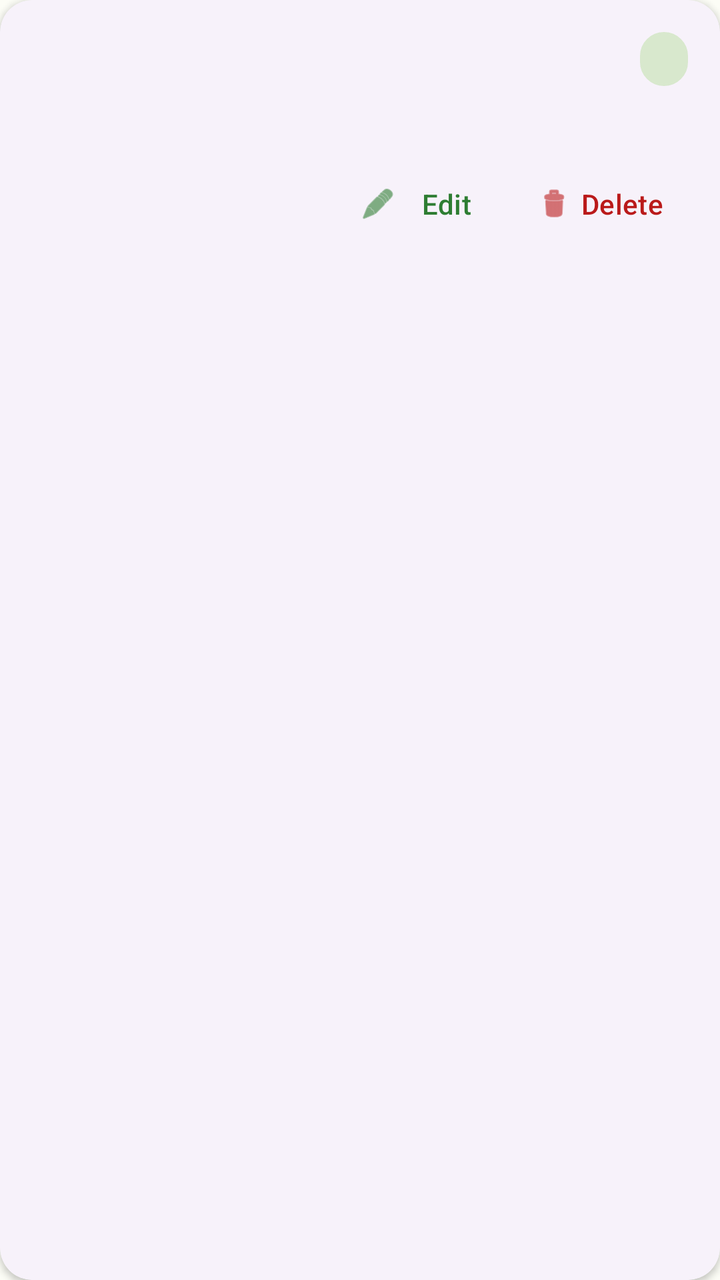
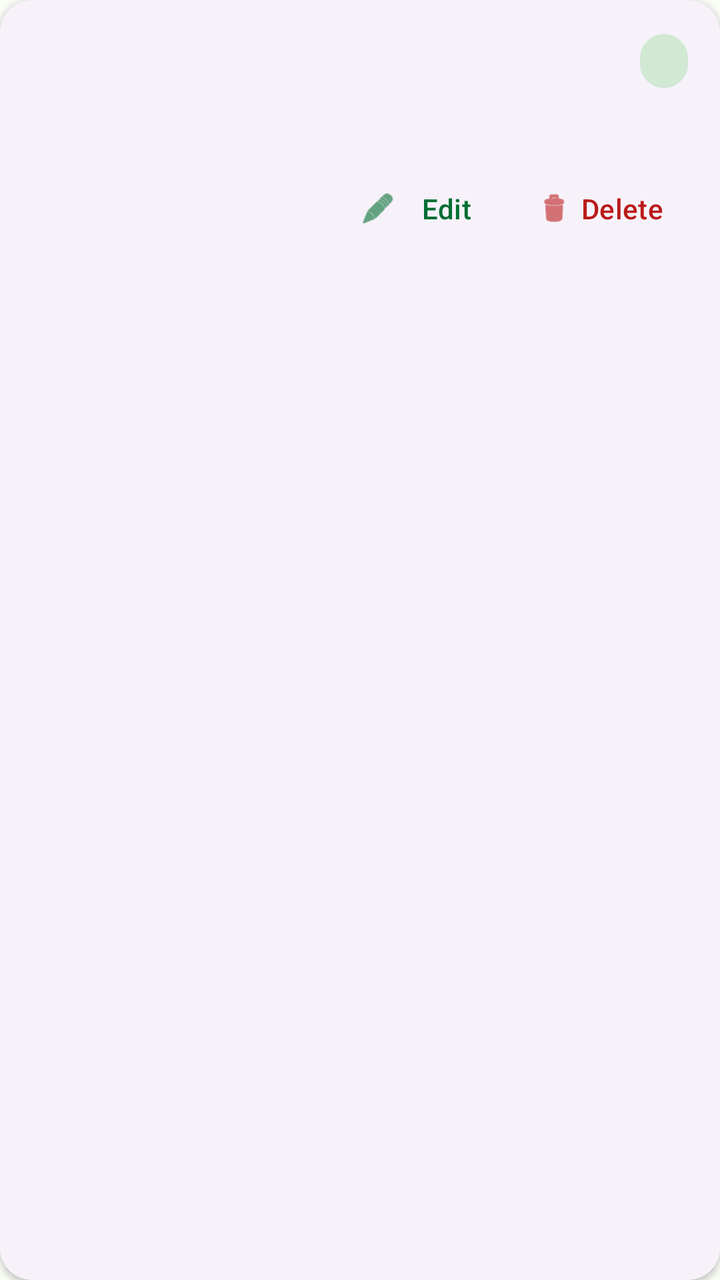

Two renders of the same Android screen: before a commit and after it. Below are the layout's source before the change and the commit's diff.
<!-- AndroidManifest.xml: application theme Theme.SmartPantry -->
<!-- res/layout/row_pantry_item.xml -->
<?xml version="1.0" encoding="utf-8"?>
<com.google.android.material.card.MaterialCardView xmlns:android="http://schemas.android.com/apk/res/android"
    xmlns:app="http://schemas.android.com/apk/res-auto"
    android:layout_width="match_parent"
    android:layout_height="wrap_content"
    android:layout_marginStart="16dp"
    android:layout_marginTop="8dp"
    android:layout_marginEnd="16dp"
    android:layout_marginBottom="8dp"
    app:cardCornerRadius="16dp"
    app:cardElevation="2dp"
    app:strokeWidth="0dp">

    <LinearLayout
        android:layout_width="match_parent"
        android:layout_height="wrap_content"
        android:orientation="vertical"
        android:padding="16dp">

        <LinearLayout
            android:layout_width="match_parent"
            android:layout_height="wrap_content"
            android:gravity="center_vertical"
            android:orientation="horizontal">

            <TextView
                android:id="@+id/itemName"
                android:layout_width="0dp"
                android:layout_height="wrap_content"
                android:layout_weight="1"
                android:textAppearance="?attr/textAppearanceTitleMedium"
                android:textColor="?attr/colorOnSurface"
                android:textStyle="bold" />

            <TextView
                android:id="@+id/itemBadge"
                android:layout_width="wrap_content"
                android:layout_height="wrap_content"
                android:background="@drawable/bg_badge"
                android:backgroundTint="?attr/colorSecondaryContainer"
                android:paddingStart="12dp"
                android:paddingTop="4dp"
                android:paddingEnd="12dp"
                android:paddingBottom="4dp"
                android:textColor="?attr/colorOnSecondaryContainer"
                android:textAppearance="?attr/textAppearanceLabelLarge"
                android:textStyle="bold" />
        </LinearLayout>

        <TextView
            android:id="@+id/itemDetails"
            android:layout_width="match_parent"
            android:layout_height="wrap_content"
            android:layout_marginTop="4dp"
            android:textAppearance="?attr/textAppearanceBodyMedium"
            android:textColor="?attr/colorOnSurfaceVariant" />

        <LinearLayout
            android:layout_width="match_parent"
            android:layout_height="wrap_content"
            android:layout_marginTop="12dp"
            android:gravity="end"
            android:orientation="horizontal">

            <com.google.android.material.button.MaterialButton
                android:id="@+id/editButton"
                style="@style/Widget.Material3.Button.TextButton"
                android:layout_width="wrap_content"
                android:layout_height="wrap_content"
                android:text="Edit"
                app:icon="@android:drawable/ic_menu_edit" />

            <com.google.android.material.button.MaterialButton
                android:id="@+id/deleteButton"
                style="@style/Widget.Material3.Button.TextButton"
                android:layout_width="wrap_content"
                android:layout_height="wrap_content"
                android:text="Delete"
                android:textColor="?attr/colorError"
                app:icon="@android:drawable/ic_menu_delete"
                app:iconTint="?attr/colorError" />
        </LinearLayout>
    </LinearLayout>
</com.google.android.material.card.MaterialCardView>
<!-- resources referenced by this layout -->
<resources>
  <!-- drawable bg_badge (drawable) -->
  <?xml version="1.0" encoding="utf-8"?>
  <shape xmlns:android="http://schemas.android.com/apk/res/android"
      android:shape="rectangle">
      <solid android:color="@color/green_light" />
      <corners android:radius="16dp" />
      <stroke android:width="1dp" android:color="@color/green_primary" />
  </shape>
  <style name="Theme.SmartPantry" parent="Theme.Material3.DayNight.NoActionBar">
          <item name="colorPrimary">@color/md_theme_primary</item>
          <item name="colorOnPrimary">@color/md_theme_onPrimary</item>
          <item name="colorPrimaryContainer">@color/md_theme_primaryContainer</item>
          <item name="colorOnPrimaryContainer">@color/md_theme_onPrimaryContainer</item>
  
          <item name="colorSecondary">@color/md_theme_secondary</item>
          <item name="colorOnSecondary">@color/md_theme_onSecondary</item>
          <item name="colorSecondaryContainer">@color/md_theme_secondaryContainer</item>
          <item name="colorOnSecondaryContainer">@color/md_theme_onSecondaryContainer</item>
  
          <item name="colorError">@color/md_theme_error</item>
          <item name="colorOnError">@color/md_theme_onError</item>
          <item name="colorErrorContainer">@color/md_theme_errorContainer</item>
          <item name="colorOnErrorContainer">@color/md_theme_onErrorContainer</item>
  
          <item name="android:windowBackground">@color/md_theme_background</item>
          <item name="colorSurface">@color/md_theme_surface</item>
          <item name="colorOnSurface">@color/md_theme_onSurface</item>
          <item name="colorSurfaceVariant">@color/md_theme_surfaceVariant</item>
          <item name="colorOnSurfaceVariant">@color/md_theme_onSurfaceVariant</item>
          <item name="colorOutline">@color/md_theme_outline</item>
  
          
          <item name="materialCardViewStyle">@style/Widget.Material3.CardView.Elevated</item>
      </style>
  <color name="green_light">#E8F5E9</color>
  <color name="green_primary">#2E7D32</color>
  <color name="md_theme_primary">#2E7D32</color>
  <color name="md_theme_onPrimary">#FFFFFF</color>
  <color name="md_theme_primaryContainer">#C8E6C9</color>
  <color name="md_theme_onPrimaryContainer">#002107</color>
  <color name="md_theme_secondary">#55634E</color>
  <color name="md_theme_onSecondary">#FFFFFF</color>
  <color name="md_theme_secondaryContainer">#D8E8CD</color>
  <color name="md_theme_onSecondaryContainer">#131F0F</color>
  <color name="md_theme_error">#BA1A1A</color>
  <color name="md_theme_onError">#FFFFFF</color>
  <color name="md_theme_errorContainer">#FFDAD6</color>
  <color name="md_theme_onErrorContainer">#410002</color>
  <color name="md_theme_background">#FCFDF6</color>
  <color name="md_theme_surface">#FCFDF6</color>
  <color name="md_theme_onSurface">#1A1C19</color>
  <color name="md_theme_surfaceVariant">#DFE4D7</color>
  <color name="md_theme_onSurfaceVariant">#43483E</color>
  <color name="md_theme_outline">#73796D</color>
</resources>

<!-- the commit's change to res/layout/row_pantry_item.xml (unified diff, before → after) -->
@@ -28,8 +28,8 @@
                 android:layout_width="0dp"
                 android:layout_height="wrap_content"
                 android:layout_weight="1"
-                android:textAppearance="?attr/textAppearanceTitleMedium"
-                android:textColor="?attr/colorOnSurface"
+                android:textAppearance="?attr/textAppearanceTitleLarge"
+                android:textColor="?attr/colorPrimary"
                 android:textStyle="bold" />
 
             <TextView
<!-- resource entries referenced after the edit -->
@@ -9,50 +9,51 @@
       <stroke android:width="1dp" android:color="@color/green_primary" />
   </shape>
   <style name="Theme.SmartPantry" parent="Theme.Material3.DayNight.NoActionBar">
-          <item name="colorPrimary">@color/md_theme_primary</item>
-          <item name="colorOnPrimary">@color/md_theme_onPrimary</item>
-          <item name="colorPrimaryContainer">@color/md_theme_primaryContainer</item>
-          <item name="colorOnPrimaryContainer">@color/md_theme_onPrimaryContainer</item>
+          <item name="colorPrimary">@color/primary</item>
+          <item name="colorOnPrimary">@color/onPrimary</item>
+          <item name="colorPrimaryContainer">@color/primaryContainer</item>
+          <item name="colorOnPrimaryContainer">@color/onPrimaryContainer</item>
   
-          <item name="colorSecondary">@color/md_theme_secondary</item>
-          <item name="colorOnSecondary">@color/md_theme_onSecondary</item>
-          <item name="colorSecondaryContainer">@color/md_theme_secondaryContainer</item>
-          <item name="colorOnSecondaryContainer">@color/md_theme_onSecondaryContainer</item>
+          <item name="colorSecondary">@color/secondary</item>
+          <item name="colorOnSecondary">@color/onSecondary</item>
+          <item name="colorSecondaryContainer">@color/secondaryContainer</item>
+          <item name="colorOnSecondaryContainer">@color/onSecondaryContainer</item>
   
-          <item name="colorError">@color/md_theme_error</item>
-          <item name="colorOnError">@color/md_theme_onError</item>
-          <item name="colorErrorContainer">@color/md_theme_errorContainer</item>
-          <item name="colorOnErrorContainer">@color/md_theme_onErrorContainer</item>
+          <item name="colorSurface">@color/surface</item>
+          <item name="colorOnSurface">@color/onSurface</item>
+          <item name="colorSurfaceVariant">@color/surfaceVariant</item>
+          <item name="colorOnSurfaceVariant">@color/onSurfaceVariant</item>
+          <item name="colorOutline">@color/outline</item>
+          <item name="colorError">@color/error</item>
+          <item name="colorOnError">@color/onError</item>
   
-          <item name="android:windowBackground">@color/md_theme_background</item>
-          <item name="colorSurface">@color/md_theme_surface</item>
-          <item name="colorOnSurface">@color/md_theme_onSurface</item>
-          <item name="colorSurfaceVariant">@color/md_theme_surfaceVariant</item>
-          <item name="colorOnSurfaceVariant">@color/md_theme_onSurfaceVariant</item>
-          <item name="colorOutline">@color/md_theme_outline</item>
+          <item name="android:windowBackground">@color/surface</item>
+          <item name="android:textColorPrimary">@color/onSurface</item>
+  
+          <item name="toolbarStyle">@style/Widget.Material3.Toolbar</item>
+          <item name="materialCardViewStyle">@style/Widget.Material3.CardView.Elevated</item>
   
           
-          <item name="materialCardViewStyle">@style/Widget.Material3.CardView.Elevated</item>
+          <item name="android:textColorSecondary">@color/onSurfaceVariant</item>
+          <item name="editTextColor">@color/onSurface</item>
+          <item name="android:editTextColor">@color/onSurface</item>
       </style>
-  <color name="green_light">#E8F5E9</color>
-  <color name="green_primary">#2E7D32</color>
-  <color name="md_theme_primary">#2E7D32</color>
-  <color name="md_theme_onPrimary">#FFFFFF</color>
-  <color name="md_theme_primaryContainer">#C8E6C9</color>
-  <color name="md_theme_onPrimaryContainer">#002107</color>
-  <color name="md_theme_secondary">#55634E</color>
-  <color name="md_theme_onSecondary">#FFFFFF</color>
-  <color name="md_theme_secondaryContainer">#D8E8CD</color>
-  <color name="md_theme_onSecondaryContainer">#131F0F</color>
-  <color name="md_theme_error">#BA1A1A</color>
-  <color name="md_theme_onError">#FFFFFF</color>
-  <color name="md_theme_errorContainer">#FFDAD6</color>
-  <color name="md_theme_onErrorContainer">#410002</color>
-  <color name="md_theme_background">#FCFDF6</color>
-  <color name="md_theme_surface">#FCFDF6</color>
-  <color name="md_theme_onSurface">#1A1C19</color>
-  <color name="md_theme_surfaceVariant">#DFE4D7</color>
-  <color name="md_theme_onSurfaceVariant">#43483E</color>
-  <color name="md_theme_outline">#73796D</color>
+  <color name="green_light">#97F7AA</color>
+  <color name="green_primary">#006D31</color>
+  <color name="primary">#006D31</color>
+  <color name="onPrimary">#FFFFFF</color>
+  <color name="primaryContainer">#97F7AA</color>
+  <color name="onPrimaryContainer">#00210A</color>
+  <color name="secondary">#4F6352</color>
+  <color name="onSecondary">#FFFFFF</color>
+  <color name="secondaryContainer">#D1E8D3</color>
+  <color name="onSecondaryContainer">#0C1F12</color>
+  <color name="surface">#FBFDF7</color>
+  <color name="onSurface">#191C1A</color>
+  <color name="surfaceVariant">#DDE5DB</color>
+  <color name="onSurfaceVariant">#414941</color>
+  <color name="outline">#717971</color>
+  <color name="error">#BA1A1A</color>
+  <color name="onError">#FFFFFF</color>
 </resources>
 
